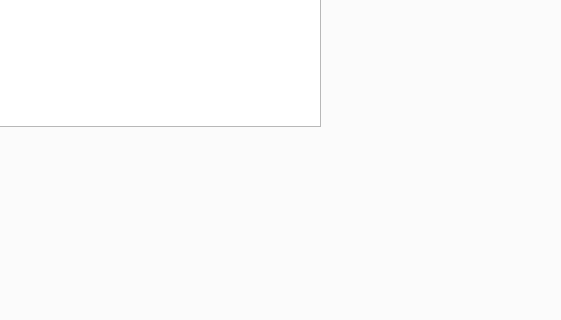
bryanjimenezchacon/Progra1Algebra, file ProgramaConUI/InterfazMenu.ui: the form before one commit; both pictures show x 552 to 1113 and y 261 to 581 of the 1355 by 716 pixel window.
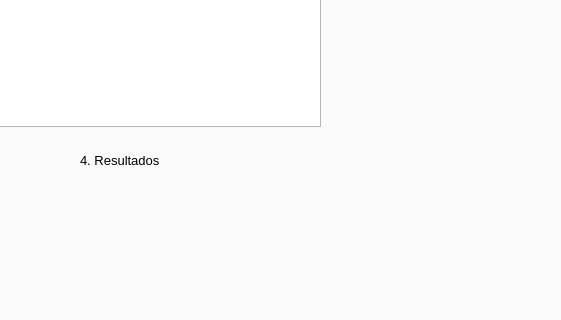
The form after the commit.

Commit message: Cambio minimo Interfaz

What changed in the file:
```diff
--- a/ProgramaConUI/InterfazMenu.ui
+++ b/ProgramaConUI/InterfazMenu.ui
@@ -478,6 +478,24 @@
        <string/>
       </property>
      </widget>
+     <widget class="QLabel" name="nombreCantidadCarreteras_4">
+      <property name="geometry">
+       <rect>
+        <x>630</x>
+        <y>380</y>
+        <width>401</width>
+        <height>31</height>
+       </rect>
+      </property>
+      <property name="font">
+       <font>
+        <pointsize>10</pointsize>
+       </font>
+      </property>
+      <property name="text">
+       <string>4. Resultados</string>
+      </property>
+     </widget>
     </widget>
     <widget class="QWidget" name="TapP3">
      <attribute name="title">
```
